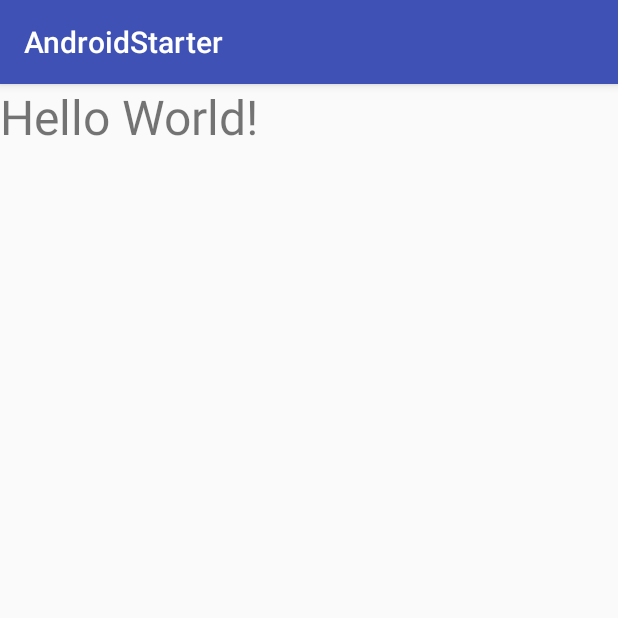
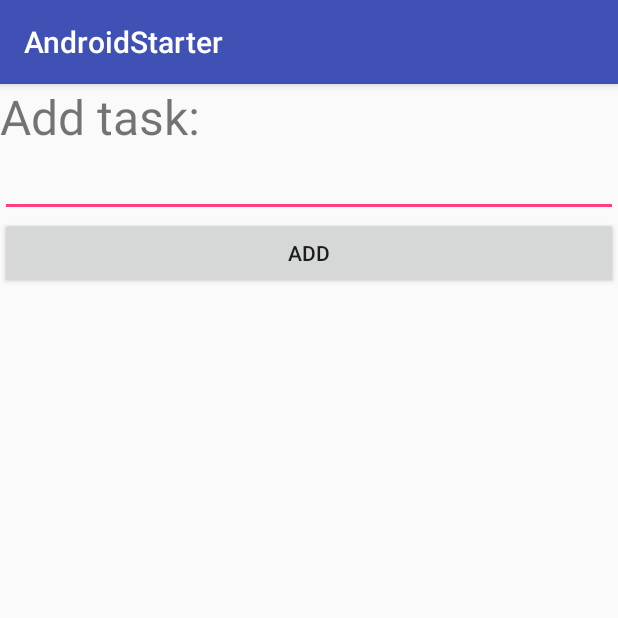
Before and after one commit to pchmielowski/TODO, an Android app: the screen it shows after launch (MainActivity), on a phone screen of 412 x 824 dp, the top half of it. Run offline under Robolectric (Android 15) with nearby library versions, the phone set to English and light mode, and no system bars; our stand-ins replace Dagger/Hilt's generated code, Room's generated code, RxJava; libraries missing offline, so code that uses them is left out: com.facebook.stetho, com.jakewharton.rxbinding2; 2 statements that could not run were skipped.

Commit message:
Adding task

```diff
--- a/app/build.gradle
+++ b/app/build.gradle
@@ -30,6 +30,7 @@ dependencies {
     implementation fileTree(dir: 'libs', include: ['*.jar'])
     implementation 'com.android.support:appcompat-v7:26.1.0'
     implementation 'com.android.support.constraint:constraint-layout:1.0.2'
+    compile 'com.android.support:recyclerview-v7:26.1.0'
     testImplementation 'junit:junit:4.12'
     androidTestImplementation('com.android.support.test.espresso:espresso-core:3.0.1', {
         exclude group: 'com.android.support', module: 'support-annotations'
--- a/app/src/main/java/net/chmielowski/androidstarter/AppModule.kt
+++ b/app/src/main/java/net/chmielowski/androidstarter/AppModule.kt
@@ -20,6 +20,8 @@ class AppModule {
     @Provides
     fun provideRoom(application: CustomApplication): AppDatabase {
         return Room.databaseBuilder(application,
-                AppDatabase::class.java, "database-name").build()
+                AppDatabase::class.java, "database-name")
+                .fallbackToDestructiveMigration()
+                .build()
     }
 }
--- a/app/src/main/java/net/chmielowski/androidstarter/main/MainActivity.kt
+++ b/app/src/main/java/net/chmielowski/androidstarter/main/MainActivity.kt
@@ -1,15 +1,24 @@
 package net.chmielowski.androidstarter.main
 
+import android.os.AsyncTask
 import android.os.Bundle
 import android.support.v7.app.AppCompatActivity
+import android.support.v7.widget.LinearLayoutManager
+import android.support.v7.widget.RecyclerView
+import android.view.LayoutInflater
+import android.view.View
+import android.view.ViewGroup
+import com.jakewharton.rxbinding2.view.RxView
 import dagger.android.AndroidInjection
 import io.reactivex.Flowable
 import io.reactivex.android.schedulers.AndroidSchedulers
+import io.reactivex.disposables.CompositeDisposable
 import io.reactivex.schedulers.Schedulers
 import kotlinx.android.synthetic.main.activity_main.*
+import kotlinx.android.synthetic.main.item_task.view.*
 import net.chmielowski.androidstarter.R
 import net.chmielowski.androidstarter.room.AppDatabase
-import net.chmielowski.androidstarter.room.User
+import net.chmielowski.androidstarter.room.Task
 import javax.inject.Inject
 
 class MainActivity : AppCompatActivity() {
@@ -17,21 +26,71 @@ class MainActivity : AppCompatActivity() {
     @Inject
     lateinit var viewModel: MainViewModel
 
+    private val disposable = CompositeDisposable()
+
     override fun onCreate(savedInstanceState: Bundle?) {
         AndroidInjection.inject(this)
         super.onCreate(savedInstanceState)
         setContentView(R.layout.activity_main)
 
-        viewModel.hello()
-                .map { it.map { it.lastName }.reduceRight { a, b -> a + b } }
-                .observeOn(AndroidSchedulers.mainThread())
-                .subscribe {
-                    txt ->
-                    text.text = txt
-                }
+        task_list.layoutManager = LinearLayoutManager(this)
+        val adapter = TaskAdapter()
+        task_list.adapter = adapter
+        disposable.addAll(
+                RxView.clicks(add)
+                        .subscribe {
+                            viewModel.addTask(new_task.text)
+                            adapter.finishedEditing()
+                        },
+                viewModel.tasks()
+                        .subscribeOn(Schedulers.io())
+                        .observeOn(AndroidSchedulers.mainThread())
+                        .subscribe { adapter.replaceTasks(it) })
+    }
+
+    override fun onDestroy() {
+        super.onDestroy()
+        disposable.clear()
     }
 }
 
-class MainViewModel @Inject constructor(val db: AppDatabase) {
-    fun hello(): Flowable<MutableList<User>> = db.userDao().all.subscribeOn(Schedulers.io())
+class TaskAdapter : RecyclerView.Adapter<TaskViewHolder>() {
+    override fun getItemCount(): Int = list.size
+
+    override fun onBindViewHolder(holder: TaskViewHolder, position: Int) {
+        holder.itemView.name.text = list[position].name
+    }
+
+    override fun onCreateViewHolder(parent: ViewGroup?, viewType: Int) = TaskViewHolder(view(parent))
+
+    private fun view(parent: ViewGroup?) = LayoutInflater
+            .from(parent?.context)
+            .inflate(R.layout.item_task, parent, false)
+
+
+    private var list = listOf<Task>()
+    fun replaceTasks(tasks: List<Task>) {
+        list = tasks
+        notifyDataSetChanged()
+    }
+
+    fun finishedEditing() {
+        notifyDataSetChanged()
+    }
+
 }
+
+abstract class AbstractViewHolder(itemView: View) : RecyclerView.ViewHolder(itemView)
+class TaskViewHolder(itemView: View) : AbstractViewHolder(itemView)
+
+class MainViewModel @Inject constructor(private val db: AppDatabase) {
+    fun addTask(text: CharSequence) {
+        val task = Task()
+        task.name = text.toString()
+        AsyncTask.execute {
+            db.dao().insert(task)
+        }
+    }
+
+    fun tasks(): Flowable<List<Task>> = db.dao().all
+}
--- a/app/src/main/java/net/chmielowski/androidstarter/room/AppDatabase.java
+++ b/app/src/main/java/net/chmielowski/androidstarter/room/AppDatabase.java
@@ -3,7 +3,7 @@ package net.chmielowski.androidstarter.room;
 import android.arch.persistence.room.Database;
 import android.arch.persistence.room.RoomDatabase;
 
-@Database(entities = {User.class}, version = 1)
+@Database(entities = {Task.class}, version = 2)
 public abstract class AppDatabase extends RoomDatabase {
-    public abstract UserDao userDao();
+    public abstract TaskDao dao();
 }
--- /dev/null
+++ b/app/src/main/java/net/chmielowski/androidstarter/room/TaskDao.java
@@ -0,0 +1,18 @@
+package net.chmielowski.androidstarter.room;
+
+import android.arch.persistence.room.Dao;
+import android.arch.persistence.room.Insert;
+import android.arch.persistence.room.Query;
+
+import java.util.List;
+
+import io.reactivex.Flowable;
+
+@Dao
+public interface TaskDao {
+    @Query("SELECT * FROM Task")
+    Flowable<List<Task>> getAll();
+
+    @Insert
+    void insert(Task task);
+}
--- a/app/src/main/java/net/chmielowski/androidstarter/room/UserDao.java
+++ /dev/null
@@ -1,29 +0,0 @@
-package net.chmielowski.androidstarter.room;
-
-import android.arch.persistence.room.Dao;
-import android.arch.persistence.room.Delete;
-import android.arch.persistence.room.Insert;
-import android.arch.persistence.room.Query;
-
-import java.util.List;
-
-import io.reactivex.Flowable;
-
-@Dao
-public interface UserDao {
-    @Query("SELECT * FROM user")
-    Flowable<List<User>> getAll();
-
-    @Query("SELECT * FROM user WHERE uid IN (:userIds)")
-    List<User> loadAllByIds(int[] userIds);
-
-    @Query("SELECT * FROM user WHERE first_name LIKE :first AND "
-            + "last_name LIKE :last LIMIT 1")
-    User findByName(String first, String last);
-
-    @Insert
-    void insertAll(User... users);
-
-    @Delete
-    void delete(User user);
-}
--- a/app/src/main/res/layout/activity_main.xml
+++ b/app/src/main/res/layout/activity_main.xml
@@ -4,13 +4,28 @@
     xmlns:tools="http://schemas.android.com/tools"
     android:layout_width="match_parent"
     android:layout_height="match_parent"
+    android:orientation="vertical"
     tools:context="net.chmielowski.androidstarter.main.MainActivity">
 
     <TextView
-        android:id="@+id/text"
         android:layout_width="wrap_content"
         android:layout_height="wrap_content"
-        android:text="Hello World!"
+        android:text="Add task:"
         android:textSize="32sp"/>
 
+    <EditText
+        android:id="@+id/new_task"
+        android:layout_width="match_parent"
+        android:layout_height="wrap_content"/>
+
+    <Button
+        android:id="@+id/add"
+        android:layout_width="match_parent"
+        android:layout_height="wrap_content"
+        android:text="Add"/>
+
+    <android.support.v7.widget.RecyclerView
+        android:id="@+id/task_list"
+        android:layout_width="match_parent"
+        android:layout_height="wrap_content"/>
 </LinearLayout>
```
Also changed, not shown: app/src/main/java/net/chmielowski/androidstarter/room/Task.java (added, +28 -0 lines), app/src/main/java/net/chmielowski/androidstarter/room/User.java (deleted, +0 -41 lines), app/src/main/res/layout/item_task.xml (added, +12 -0 lines).
